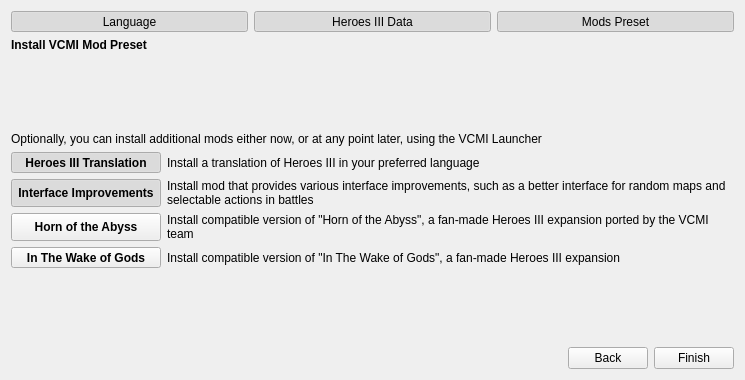
Old version of the form launcher/firstLaunch/firstlaunch_moc.ui in the repository vcmi/vcmi.
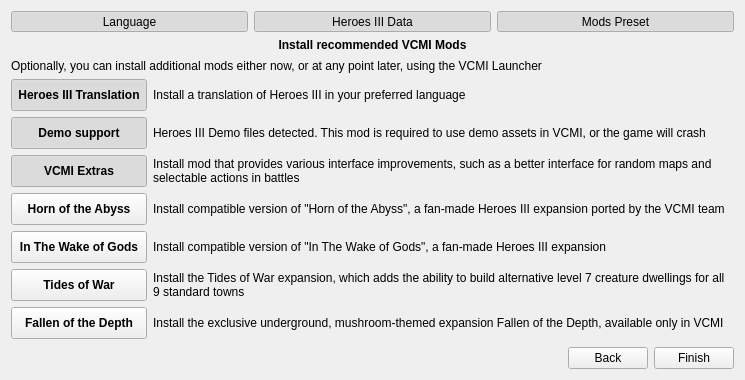
New version of the form. Icons and pictures are not drawn.

Patch:
```diff
--- a/launcher/firstLaunch/firstlaunch_moc.ui
+++ b/launcher/firstLaunch/firstlaunch_moc.ui
@@ -591,7 +591,10 @@
           </font>
          </property>
          <property name="text">
-          <string>Install VCMI Mod Preset</string>
+          <string>Install recommended VCMI Mods</string>
+         </property>
+         <property name="alignment">
+          <set>Qt::AlignmentFlag::AlignCenter</set>
          </property>
         </widget>
        </item>
@@ -634,6 +637,12 @@
              <verstretch>0</verstretch>
             </sizepolicy>
            </property>
+           <property name="minimumSize">
+            <size>
+             <width>0</width>
+             <height>32</height>
+            </size>
+           </property>
            <property name="font">
             <font>
              <bold>true</bold>
@@ -661,7 +670,7 @@
            </property>
           </widget>
          </item>
-         <item row="3" column="1">
+         <item row="4" column="1">
           <widget class="QLabel" name="labelPresetHotaDescr">
            <property name="sizePolicy">
             <sizepolicy hsizetype="Preferred" vsizetype="Preferred">
@@ -693,7 +702,7 @@
            </property>
           </widget>
          </item>
-         <item row="3" column="0">
+         <item row="4" column="0">
           <widget class="QToolButton" name="buttonPresetHota">
            <property name="sizePolicy">
             <sizepolicy hsizetype="Preferred" vsizetype="Preferred">
@@ -701,6 +710,12 @@
              <verstretch>0</verstretch>
             </sizepolicy>
            </property>
+           <property name="minimumSize">
+            <size>
+             <width>0</width>
+             <height>32</height>
+            </size>
+           </property>
            <property name="font">
             <font>
              <bold>true</bold>
@@ -725,7 +740,7 @@
            </property>
           </widget>
          </item>
-         <item row="2" column="0">
+         <item row="3" column="0">
           <widget class="QToolButton" name="buttonPresetExtras">
            <property name="sizePolicy">
             <sizepolicy hsizetype="Preferred" vsizetype="Preferred">
@@ -733,13 +748,19 @@
              <verstretch>0</verstretch>
             </sizepolicy>
            </property>
+           <property name="minimumSize">
+            <size>
+             <width>0</width>
+             <height>32</height>
+            </size>
+           </property>
            <property name="font">
             <font>
              <bold>true</bold>
             </font>
            </property>
            <property name="text">
-            <string>Interface Improvements</string>
+            <string>VCMI Extras</string>
            </property>
            <property name="icon">
             <iconset>
@@ -760,7 +781,7 @@
            </property>
           </widget>
          </item>
-         <item row="4" column="1">
+         <item row="5" column="1">
           <widget class="QLabel" name="labelPresetWogDescr">
            <property name="sizePolicy">
             <sizepolicy hsizetype="Preferred" vsizetype="Preferred">
@@ -776,7 +797,55 @@
            </property>
           </widget>
          </item>
+         <item row="6" column="1">
+          <widget class="QLabel" name="labelPresetTowDescr">
+           <property name="sizePolicy">
+            <sizepolicy hsizetype="Preferred" vsizetype="Preferred">
+             <horstretch>100</horstretch>
+             <verstretch>0</verstretch>
+            </sizepolicy>
+           </property>
+           <property name="text">
+            <string>Install the Tides of War expansion, which adds the ability to build alternative level 7 creature dwellings for all 9 standard towns</string>
+           </property>
+           <property name="wordWrap">
+            <bool>true</bool>
+           </property>
+          </widget>
+         </item>
+         <item row="7" column="1">
+          <widget class="QLabel" name="labelPresetFodDescr">
+           <property name="sizePolicy">
+            <sizepolicy hsizetype="Preferred" vsizetype="Preferred">
+             <horstretch>100</horstretch>
+             <verstretch>0</verstretch>
+            </sizepolicy>
+           </property>
+           <property name="text">
+            <string>Install the exclusive underground, mushroom-themed expansion Fallen of the Depth, available only in VCMI</string>
+           </property>
+           <property name="wordWrap">
+            <bool>true</bool>
+           </property>
+          </widget>
+         </item>
          <item row="2" column="1">
+          <widget class="QLabel" name="labelPresetDemoDescr">
+           <property name="sizePolicy">
+            <sizepolicy hsizetype="Preferred" vsizetype="Preferred">
+             <horstretch>100</horstretch>
+             <verstretch>0</verstretch>
+            </sizepolicy>
+           </property>
+           <property name="text">
+            <string>Heroes III Demo files detected. This mod is required to use demo assets in VCMI, or the game will crash</string>
+           </property>
+           <property name="wordWrap">
+            <bool>true</bool>
+           </property>
+          </widget>
+         </item>
+         <item row="3" column="1">
           <widget class="QLabel" name="labelPresetExtrasDescr">
            <property name="sizePolicy">
             <sizepolicy hsizetype="Preferred" vsizetype="Preferred">
@@ -792,7 +861,7 @@
            </property>
           </widget>
          </item>
-         <item row="4" column="0">
+         <item row="5" column="0">
           <widget class="QToolButton" name="buttonPresetWog">
            <property name="sizePolicy">
             <sizepolicy hsizetype="Preferred" vsizetype="Preferred">
@@ -800,6 +869,12 @@
              <verstretch>0</verstretch>
             </sizepolicy>
            </property>
+           <property name="minimumSize">
+            <size>
+             <width>0</width>
+             <height>32</height>
+            </size>
+           </property>
            <property name="font">
             <font>
              <bold>true</bold>
@@ -824,6 +899,123 @@
            </property>
           </widget>
          </item>
+         <item row="6" column="0">
+          <widget class="QToolButton" name="buttonPresetTow">
+           <property name="sizePolicy">
+            <sizepolicy hsizetype="Preferred" vsizetype="Preferred">
+             <horstretch>0</horstretch>
+             <verstretch>0</verstretch>
+            </sizepolicy>
+           </property>
+           <property name="minimumSize">
+            <size>
+             <width>0</width>
+             <height>32</height>
+            </size>
+           </property>
+           <property name="font">
+            <font>
+             <bold>true</bold>
+            </font>
+           </property>
+           <property name="text">
+            <string>Tides of War</string>
+           </property>
+           <property name="icon">
+            <iconset resource="../resources.qrc">
+             <normaloff>:/icons/mod-disabled.png</normaloff>
+             <normalon>:icons/mod-enabled.png</normalon>:/icons/mod-disabled.png</iconset>
+           </property>
+           <property name="checkable">
+            <bool>true</bool>
+           </property>
+           <property name="toolButtonStyle">
+            <enum>Qt::ToolButtonTextBesideIcon</enum>
+           </property>
+           <property name="autoRaise">
+            <bool>false</bool>
+           </property>
+          </widget>
+         </item>
+         <item row="7" column="0">
+          <widget class="QToolButton" name="buttonPresetFod">
+           <property name="sizePolicy">
+            <sizepolicy hsizetype="Preferred" vsizetype="Preferred">
+             <horstretch>0</horstretch>
+             <verstretch>0</verstretch>
+            </sizepolicy>
+           </property>
+           <property name="minimumSize">
+            <size>
+             <width>0</width>
+             <height>32</height>
+            </size>
+           </property>
+           <property name="font">
+            <font>
+             <bold>true</bold>
+            </font>
+           </property>
+           <property name="text">
+            <string>Fallen of the Depth</string>
+           </property>
+           <property name="icon">
+            <iconset resource="../resources.qrc">
+             <normaloff>:/icons/mod-disabled.png</normaloff>
+             <normalon>:icons/mod-enabled.png</normalon>:/icons/mod-disabled.png</iconset>
+           </property>
+           <property name="checkable">
+            <bool>true</bool>
+           </property>
+           <property name="toolButtonStyle">
+            <enum>Qt::ToolButtonTextBesideIcon</enum>
+           </property>
+           <property name="autoRaise">
+            <bool>false</bool>
+           </property>
+          </widget>
+         </item>
+         <item row="2" column="0">
+          <widget class="QToolButton" name="buttonPresetDemo">
+           <property name="sizePolicy">
+            <sizepolicy hsizetype="Preferred" vsizetype="Preferred">
+             <horstretch>0</horstretch>
+             <verstretch>0</verstretch>
+            </sizepolicy>
+           </property>
+           <property name="minimumSize">
+            <size>
+             <width>0</width>
+             <height>32</height>
+            </size>
+           </property>
+           <property name="font">
+            <font>
+             <bold>true</bold>
+            </font>
+           </property>
+           <property name="text">
+            <string>Demo support</string>
+           </property>
+           <property name="icon">
+            <iconset resource="../resources.qrc">
+             <normaloff>:/icons/mod-disabled.png</normaloff>
+             <normalon>:icons/mod-enabled.png</normalon>:/icons/mod-disabled.png</iconset>
+           </property>
+           <property name="checkable">
+            <bool>true</bool>
+           </property>
+           <property name="checked">
+            <bool>true</bool>
+           </property>
+           <property name="toolButtonStyle">
+            <enum>Qt::ToolButtonTextBesideIcon</enum>
+           </property>
+           <property name="autoRaise">
+            <bool>false</bool>
+           </property>
+          </widget>
+         </item>
         </layout>
        </item>
        <item>
```
Left out of the diff: 26 changed lines with no effect on the pictures.
